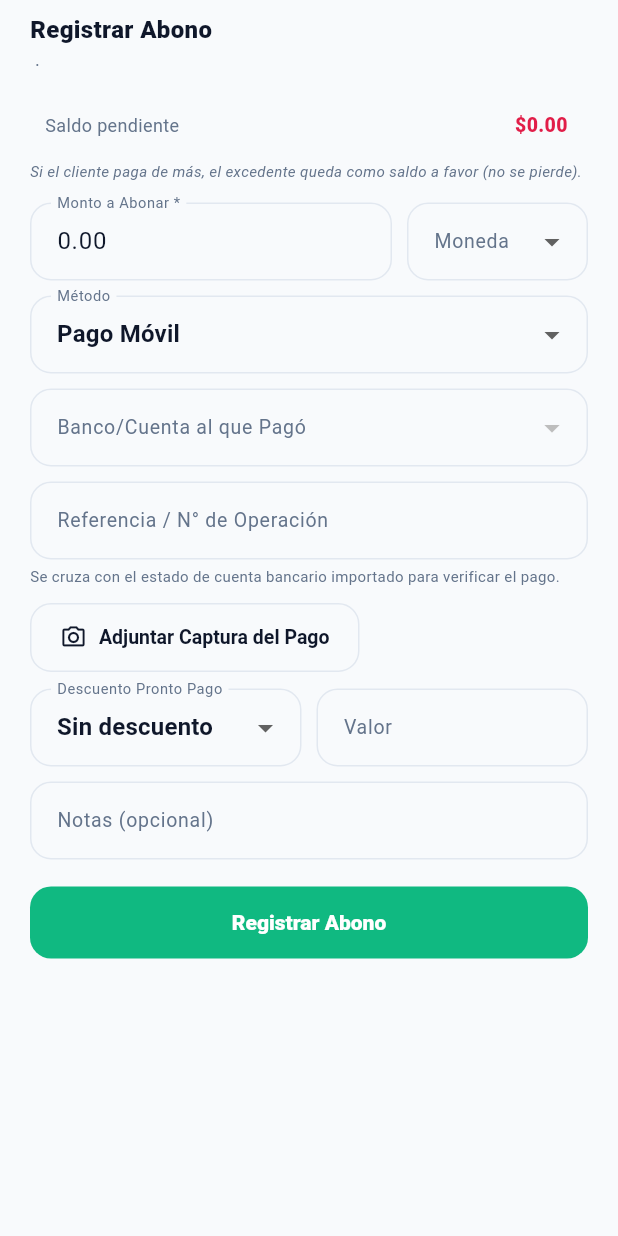
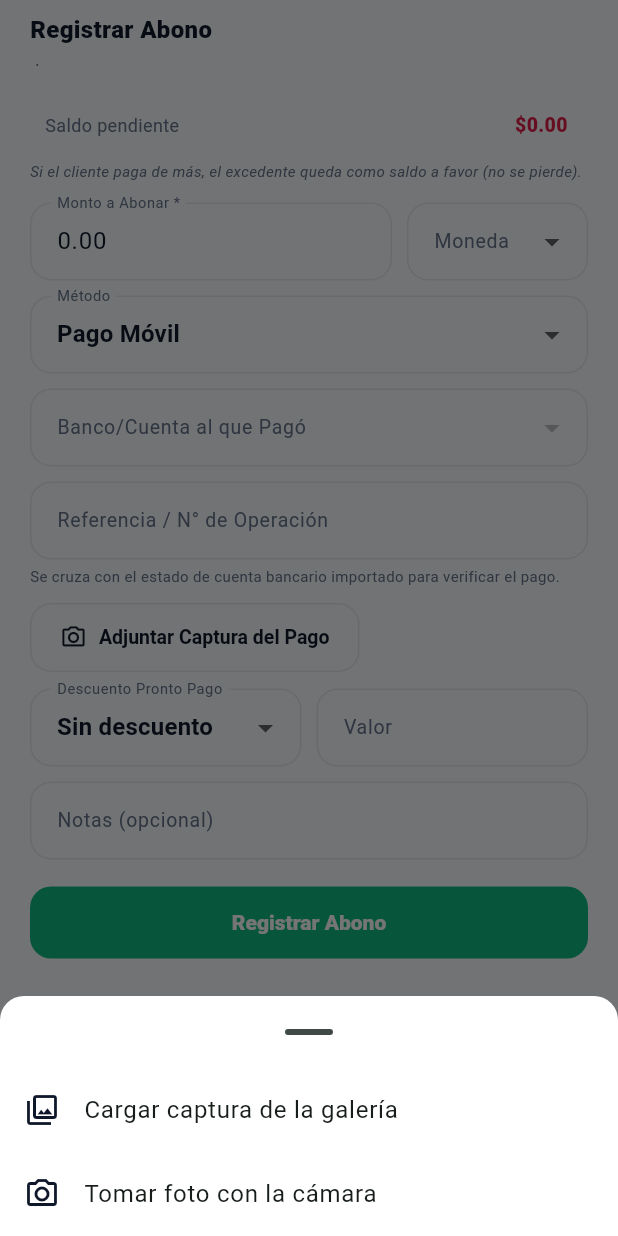
Before and after one commit to freddyv1828/Gestion_360, a Flutter app: the _PaymentSheet widget shown alone on an empty page, opened directly with empty values, after a tap on "Adjuntar Captura del Pago", on a phone screen of 412 x 824 dp. Run offline on Flutter 3.47's test engine with Material 3 defaults, Android fonts, the phone set to English and light mode, and no system bars; our stand-ins replace image_picker; accounts and stored records are empty; network calls fail.

Commit message:
fix(mobile): permitir cargar la captura del pago desde galería, no solo cámara
El botón de comprobante solo abría la cámara (ImageSource.camera) — para un
Pago Móvil la captura casi siempre ya existe como screenshot guardado, no es
algo que se fotografíe. Ahora pregunta "Cargar de galería" o "Tomar foto", y
se agregan los permisos de lectura de medios necesarios (READ_MEDIA_IMAGES
para Android 13+, READ_EXTERNAL_STORAGE con maxSdkVersion=32 para anteriores).

Co-Authored-By: Claude Sonnet 5 <noreply@anthropic.com>

```diff
--- a/mobile_app/lib/screens/seller_receivables_screen.dart
+++ b/mobile_app/lib/screens/seller_receivables_screen.dart
@@ -278,8 +278,31 @@ class _PaymentSheetState extends State<_PaymentSheet> {
   }
 
   Future<void> _pickReceiptImage() async {
+    final source = await showModalBottomSheet<ImageSource>(
+      context: context,
+      shape: const RoundedRectangleBorder(borderRadius: BorderRadius.vertical(top: Radius.circular(16))),
+      builder: (ctx) => SafeArea(
+        child: Column(
+          mainAxisSize: MainAxisSize.min,
+          children: [
+            ListTile(
+              leading: const Icon(Icons.photo_library_outlined, color: AppColors.dark),
+              title: const Text('Cargar captura de la galería'),
+              onTap: () => Navigator.pop(ctx, ImageSource.gallery),
+            ),
+            ListTile(
+              leading: const Icon(Icons.camera_alt_outlined, color: AppColors.dark),
+              title: const Text('Tomar foto con la cámara'),
+              onTap: () => Navigator.pop(ctx, ImageSource.camera),
+            ),
+          ],
+        ),
+      ),
+    );
+    if (source == null) return;
+
     final picker = ImagePicker();
-    final picked = await picker.pickImage(source: ImageSource.camera, imageQuality: 80);
+    final picked = await picker.pickImage(source: source, imageQuality: 80);
     if (picked != null) {
       setState(() => _receiptImage = File(picked.path));
     }
```
Also changed, not shown: 1 other file.
